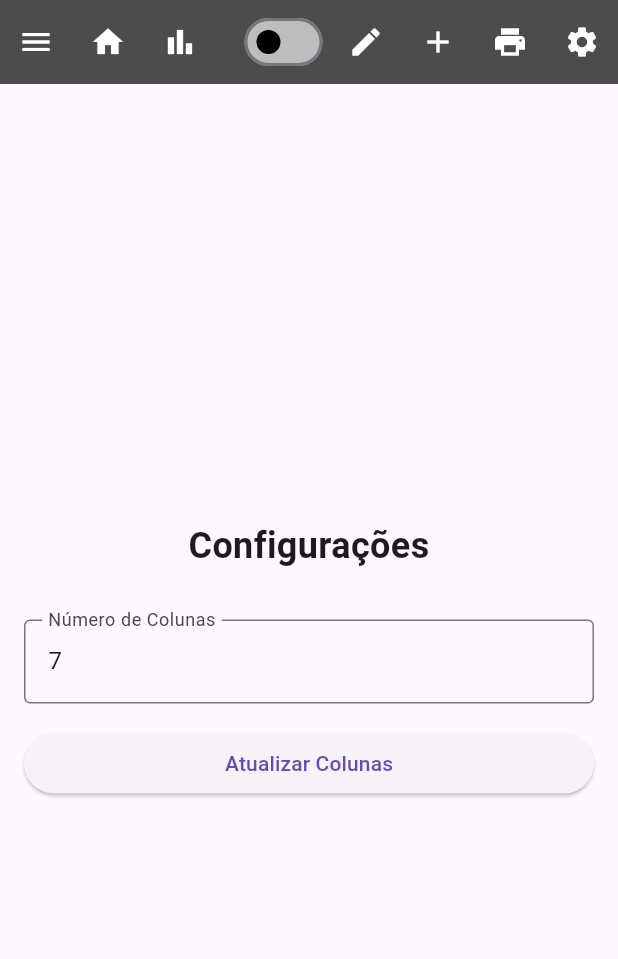
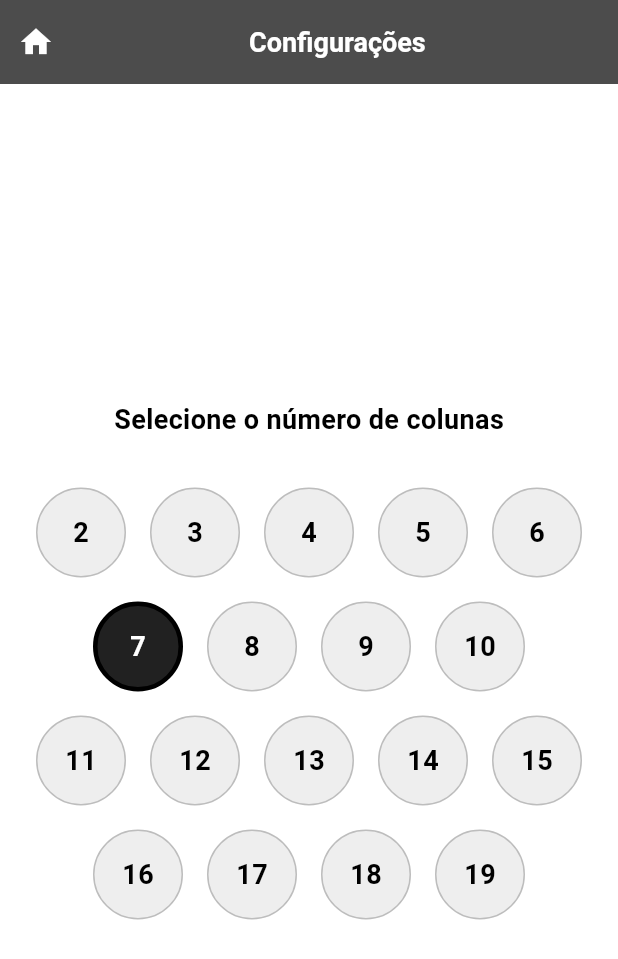
Before and after one commit to GaaDias/Aplicativo_CAA, a Flutter app: the screen it shows after launch, after a tap on the "settings" icon, on a phone screen of 412 x 824 dp. Shown: the top 959 px of the screen. Run offline on Flutter 3.47's test engine with Material 3 defaults, Android fonts, the phone set to English and light mode, and no system bars; our stand-ins replace flutter_svg, flutter_tts.

Commit message:
Update settings screen

```diff
--- a/lib/screens/home_page.dart
+++ b/lib/screens/home_page.dart
@@ -13,7 +13,6 @@ class HomePage extends StatefulWidget {
 class _HomePageState extends State<HomePage> {
   List<Cards> cardsList = [];
   List<String> selectedWords = [];
-  int _selectedIndex = 0;
   bool _isMenuVisible = false;
   bool _isEditMode = false;
   int _columns = 7;
@@ -38,17 +37,23 @@ class _HomePageState extends State<HomePage> {
     });
   }
 
-  void _onItemTapped(int index) {
-    setState(() {
-      _selectedIndex = index;
-    });
-  }
-
   void _navigateToHistory() {
     Navigator.push(
       context,
       MaterialPageRoute(
         builder: (context) => HistoryScreen(),
+      ),
+    );
+  }
+
+  void _navigateToSettings() {
+    Navigator.push(
+      context,
+      MaterialPageRoute(
+        builder: (context) => Settings(
+          currentColumns: _columns,
+          onColumnsChanged: _onColumnsChanged,
+        ),
       ),
     );
   }
@@ -66,12 +71,10 @@ class _HomePageState extends State<HomePage> {
           card: card,
           onSave: (label, pictogram, color, isActive) {
             setState(() {
-              // Atualiza os atributos do card existente
               card.label = label;
               card.pictogram = pictogram;
               card.color = color;
 
-              // Reorganiza os cards se o estado ativo/inativo mudar
               if (card.isActive != isActive) {
                 card.isActive = isActive;
                 _reorganizeCards();
@@ -105,18 +108,17 @@ class _HomePageState extends State<HomePage> {
           onSave: (label, pictogram, color, isActive) {
             setState(() {
               if (isEditMode && card != null) {
-                // Atualiza os atributos do card existente
                 card.label = label;
                 card.pictogram = pictogram;
                 card.color = color;
 
-                // Reorganiza os cards se o estado ativo/inativo mudar
                 if (card.isActive != isActive) {
                   card.isActive = isActive;
                   _reorganizeCards();
                 }
               } else {
-                final newCard = Cards(label, color, pictogram, isActive: isActive);
+                final newCard =
+                    Cards(label, color, pictogram, isActive: isActive);
                 cardsList.add(newCard);
                 _reorganizeCards();
               }
@@ -127,7 +129,6 @@ class _HomePageState extends State<HomePage> {
     );
   }
 
-  /// Reorganiza os cards para que os inativos estejam sempre no final
   void _reorganizeCards() {
     final activeCards = cardsList.where((card) => card.isActive).toList();
     final inactiveCards = cardsList.where((card) => !card.isActive).toList();
@@ -157,7 +158,7 @@ class _HomePageState extends State<HomePage> {
             IconButton(
               icon: const Icon(Icons.home),
               onPressed: () {
-                _onItemTapped(0);
+                // Voltar para a tela inicial
               },
               tooltip: 'Home',
             ),
@@ -168,9 +169,9 @@ class _HomePageState extends State<HomePage> {
             ),
           ],
         ),
-        title: Text(
-          _selectedIndex == 0 ? 'Comunicação' : 'Configurações',
-          style: const TextStyle(
+        title: const Text(
+          'Comunicação',
+          style: TextStyle(
             fontSize: 18,
             fontWeight: FontWeight.bold,
             color: Colors.white,
@@ -217,15 +218,12 @@ class _HomePageState extends State<HomePage> {
           ),
           IconButton(
             icon: const Icon(Icons.settings),
-            onPressed: () {
-              _onItemTapped(1);
-            },
+            onPressed: _navigateToSettings,
             tooltip: 'Configurações',
           ),
         ],
       ),
-      body: _selectedIndex == 0
-          ? Communication(
+      body: Communication(
         cardsList: cardsList,
         selectedWords: selectedWords,
         addWord: addWord,
@@ -236,10 +234,6 @@ class _HomePageState extends State<HomePage> {
         isEditMode: _isEditMode,
         columns: _columns,
         editCard: _editCard,
-            )
-          : Settings(
-              currentColumns: _columns,
-              onColumnsChanged: _onColumnsChanged,
       ),
     );
   }
--- a/lib/screens/settings.dart
+++ b/lib/screens/settings.dart
@@ -1,62 +1,177 @@
 import 'package:flutter/material.dart';
 
-class Settings extends StatelessWidget {
+class Settings extends StatefulWidget {
   final int currentColumns;
   final Function(int) onColumnsChanged;
 
-  Settings({
+  const Settings({
+    Key? key,
     required this.currentColumns,
     required this.onColumnsChanged,
+  }) : super(key: key);
+
+  @override
+  _SettingsState createState() => _SettingsState();
+}
+
+class _SettingsState extends State<Settings> {
+  late int _selectedColumn;
+
+  @override
+  void initState() {
+    super.initState();
+    _selectedColumn = widget.currentColumns; // Inicializa com o valor atual
+  }
+
+  void _updateColumns(int value) {
+    setState(() {
+      _selectedColumn = value;
     });
+    widget.onColumnsChanged(value); // Notifica a mudança
+  }
+
+  void _navigateToHome() {
+    Navigator.popUntil(
+      context,
+      (route) => route.isFirst, // Volta até a primeira tela na pilha (HomePage)
+    );
+  }
+
 
   @override
   Widget build(BuildContext context) {
-    final TextEditingController _controller = TextEditingController(
-      text: currentColumns.toString(),
-    );
+    return Scaffold(
+      appBar: AppBar(
+        backgroundColor: const Color(0xFF4C4C4C),
+        iconTheme: const IconThemeData(
+          color: Colors.white,
+        ),
+        leadingWidth: 150,
+        leading: Row(
+          mainAxisSize: MainAxisSize.min,
+          children: [
+            /*IconButton(
+              icon: const Icon(Icons.menu),
+              onPressed: (){
 
-    return Padding(
-      padding: const EdgeInsets.all(16.0),
+              },
+              tooltip: 'Menu',
+            ),*/
+            IconButton(
+              icon: const Icon(Icons.home),
+              onPressed: () {
+                _navigateToHome();
+              },
+              tooltip: 'Home',
+            ),
+          ],
+        ),
+        title: const Text(
+          'Configurações',
+          style: TextStyle(
+            fontSize: 18,
+            fontWeight: FontWeight.bold,
+            color: Colors.white,
+          ),
+        ),
+        centerTitle: true,
+      ),
+      body: Container(
+        color: Colors.white,
+        child: Center(
           child: Column(
             mainAxisAlignment: MainAxisAlignment.center,
-        crossAxisAlignment: CrossAxisAlignment.stretch,
+            crossAxisAlignment: CrossAxisAlignment.center,
             children: [
               const Text(
-            'Configurações',
-            style: TextStyle(fontSize: 24, fontWeight: FontWeight.bold),
-            textAlign: TextAlign.center,
+                'Selecione o número de colunas',
+                style: TextStyle(
+                  fontSize: 18,
+                  fontWeight: FontWeight.bold,
+                  color: Colors.black,
+                ),
               ),
               const SizedBox(height: 32),
-          TextField(
-            controller: _controller,
-            keyboardType: TextInputType.number,
-            decoration: InputDecoration(
-              labelText: 'Número de Colunas',
-              border: OutlineInputBorder(),
+              Wrap(
+                spacing: 16,
+                runSpacing: 16,
+                alignment: WrapAlignment.center,
+                children: List.generate(9, (index) {
+                  int value = index + 2; // Valores de 2 a 10
+                  bool isSelected = value == _selectedColumn;
+
+                  return GestureDetector(
+                    onTap: () => _updateColumns(value),
+                    child: AnimatedContainer(
+                      duration: const Duration(milliseconds: 200),
+                      width: 60,
+                      height: 60,
+                      decoration: BoxDecoration(
+                        color: isSelected
+                            ? Colors.grey.shade900
+                            : Colors.grey.shade200,
+                        shape: BoxShape.circle,
+                        border: Border.all(
+                          color: isSelected ? Colors.black : Colors.grey.shade400,
+                          width: isSelected ? 3 : 1,
                         ),
                       ),
-          const SizedBox(height: 16),
-          ElevatedButton(
-            onPressed: () {
-              final int? newColumns = int.tryParse(_controller.text);
-              if (newColumns != null && newColumns > 0) {
-                onColumnsChanged(newColumns);
-                ScaffoldMessenger.of(context).showSnackBar(
-                  SnackBar(
-                    content: Text('Número de colunas atualizado para $newColumns!'),
+                      child: Center(
+                        child: Text(
+                          '$value',
+                          style: TextStyle(
+                            fontSize: 18,
+                            fontWeight: FontWeight.bold,
+                            color: isSelected ? Colors.white : Colors.black,
+                          ),
+                        ),
+                      ),
                     ),
                   );
-              } else {
-                ScaffoldMessenger.of(context).showSnackBar(
-                  const SnackBar(
-                    content: Text('Por favor, insira um número válido!'),
+                }),
+              ),
+              const SizedBox(height: 16),
+              Wrap(
+                spacing: 16,
+                runSpacing: 16,
+                alignment: WrapAlignment.center,
+                children: List.generate(9, (index) {
+                  int value = index + 11; // Valores de 11 a 18
+                  bool isSelected = value == _selectedColumn;
+
+                  return GestureDetector(
+                    onTap: () => _updateColumns(value),
+                    child: AnimatedContainer(
+                      duration: const Duration(milliseconds: 200),
+                      width: 60,
+                      height: 60,
+                      decoration: BoxDecoration(
+                        color: isSelected
+                            ? Colors.grey.shade900
+                            : Colors.grey.shade200,
+                        shape: BoxShape.circle,
+                        border: Border.all(
+                          color: isSelected ? Colors.black : Colors.grey.shade400,
+                          width: isSelected ? 3 : 1,
+                        ),
+                      ),
+                      child: Center(
+                        child: Text(
+                          '$value',
+                          style: TextStyle(
+                            fontSize: 18,
+                            fontWeight: FontWeight.bold,
+                            color: isSelected ? Colors.white : Colors.black,
+                          ),
+                        ),
+                      ),
                     ),
                   );
-              }
-            },
-            child: const Text('Atualizar Colunas'),
+                }),
               ),
             ],
+          ),
+        ),
       ),
     );
   }
```
Lines whose indentation alone changed are shown as unchanged.
